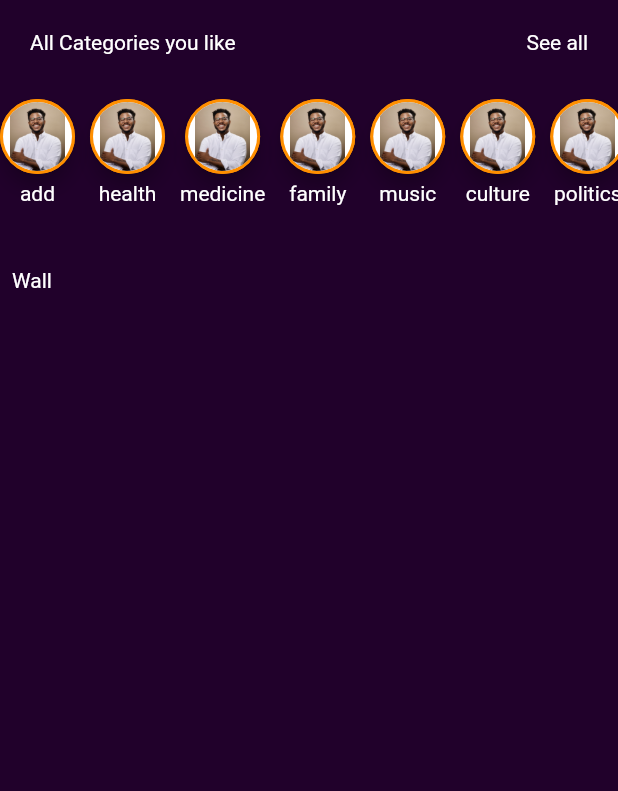
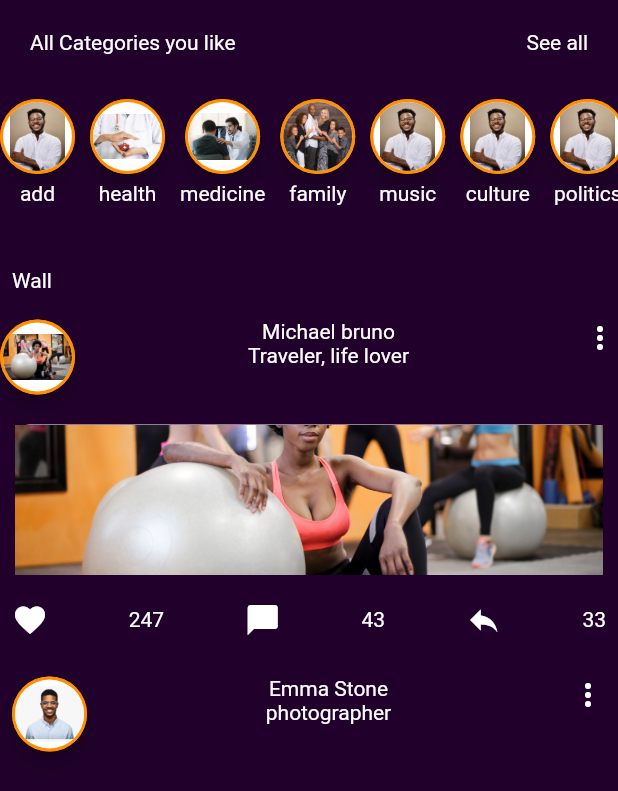
Before and after one commit to edpraise/purpleroom-for-skillseeds, a Flutter app: the FeedScreen screen opened directly, on a phone screen of 412 x 824 dp. Shown: the top 791 px of the screen. Run offline on Flutter 3.47's test engine with Material 2 defaults, Android fonts, the phone set to English and light mode, and no system bars; drawn by our look-alikes of circular_profile_avatar; our stand-ins replace flutter_vector_icons; missing offline and left inert: awesome_card.

```diff
--- a/lib/Screens/cart_screen.dart
+++ b/lib/Screens/cart_screen.dart
@@ -1,3 +1,6 @@
+import 'package:awesome_card/credit_card.dart';
+import 'package:awesome_card/extra/card_type.dart';
+import 'package:awesome_card/style/card_background.dart';
 import 'package:circular_profile_avatar/circular_profile_avatar.dart';
 import 'package:flutter/material.dart';
 
@@ -57,7 +60,8 @@ class _CartScreenState extends State<CartScreen> {
                 children: [
                   CircularProfileAvatar(
                     '',
-                    child: Icon(Icons.check, color: Color(0xFF00ff00), size: 14),
+                    child:
+                        Icon(Icons.check, color: Color(0xFF00ff00), size: 14),
                     borderColor: Color(0xFF00ff00),
                     borderWidth: 2,
                     backgroundColor: Color(0xFF21012B),
@@ -74,7 +78,8 @@ class _CartScreenState extends State<CartScreen> {
                   ),
                   CircularProfileAvatar(
                     '',
-                    child: Icon(Icons.check, color: Color(0xFF00ff00), size: 14),
+                    child:
+                        Icon(Icons.check, color: Color(0xFF00ff00), size: 14),
                     borderColor: Color(0xFF00ff00),
                     borderWidth: 2,
                     backgroundColor: Color(0xFF21012B),
@@ -129,9 +134,8 @@ class _CartScreenState extends State<CartScreen> {
                       border: Border.all(
                         color: Colors.orange,
                       ),
-
                     ),
-                      child:  Icon(Icons.format_paint, color: Colors.orange),
+                    child: Icon(Icons.format_paint, color: Colors.orange),
                   ),
                 ),
                 Padding(
@@ -145,9 +149,9 @@ class _CartScreenState extends State<CartScreen> {
                       border: Border.all(
                         color: Colors.orange,
                       ),
-
                     ),
-                      child:  Icon(Icons.account_balance_wallet, color: Colors.black),
+                    child:
+                        Icon(Icons.account_balance_wallet, color: Colors.black),
                   ),
                 ),
                 Padding(
@@ -161,18 +165,19 @@ class _CartScreenState extends State<CartScreen> {
                       border: Border.all(
                         color: Colors.orange,
                       ),
-
                     ),
-                      child:  Icon(Icons.child_friendly,color: Colors.orange),
+                    child: Icon(Icons.child_friendly, color: Colors.orange),
                   ),
                 ),
-
               ],
             ),
-            SizedBox(height: 10,),
+            SizedBox(
+              height: 10,
+            ),
             Padding(
               padding: const EdgeInsets.all(8.0),
-                  child: Text("Wallet Details", style: TextStyle(color: Colors.white)),
+              child:
+                  Text("Wallet Details", style: TextStyle(color: Colors.white)),
             ),
             SizedBox(height: 10),
             Padding(
@@ -211,9 +216,14 @@ SizedBox(height: 10),
                             "Tranfer",
                             style: TextStyle(color: Colors.purple),
                           ),
-                                  Text(
+                          GestureDetector(
+                            onTap: () {
+                              _bottomSheet(context);
+                            },
+                            child: Text(
                               "Fund Account",
                               style: TextStyle(color: Colors.purple),
+                            ),
                           ),
                         ],
                       ),
@@ -238,12 +248,12 @@ SizedBox(height: 10),
                         border: Border.all(
                           color: Colors.orange,
                         ),
-
                       ),
-                              child: Center(child: Text("Back",style: TextStyle(color: Colors.white))),
+                      child: Center(
+                          child: Text("Back",
+                              style: TextStyle(color: Colors.white))),
                     ),
                   ),
-
                   Padding(
                     padding: const EdgeInsets.all(8.0),
                     child: Container(
@@ -255,9 +265,8 @@ SizedBox(height: 10),
                         border: Border.all(
                           color: Colors.orange,
                         ),
-
                       ),
-                        child:  Center(child: Text("Pay")),
+                      child: Center(child: Text("Pay")),
                     ),
                   ),
                 ],
@@ -268,4 +277,25 @@ SizedBox(height: 10),
       ),
     );
   }
+
+  _bottomSheet(context) {
+    showModalBottomSheet(
+        context: context,
+        builder: (BuildContext c) {
+          return Container(
+            child: CreditCard(
+    cardNumber: "5450 7879 4864 7854",
+    cardExpiry: "10/25",
+    cardHolderName: "Card Holder",
+    cvv: "456",
+    bankName: "Axis Bank",
+    cardType: CardType.masterCard, // Optional if you want to override Card Type
+    showBackSide: false,
+    frontBackground: CardBackgrounds.black,
+    backBackground: CardBackgrounds.white,
+    showShadow: true,
+),
+          );
+        });
   }
+}
--- a/lib/core/pages/feed.dart
+++ b/lib/core/pages/feed.dart
@@ -9,9 +9,9 @@ class FeedScreen extends StatefulWidget {
 class _FeedScreenState extends State<FeedScreen> {
   List<Map<String, dynamic>> categoryList = [
     {"imageUrl": 'assets/images/bls.jpg', "categoryName": "add"},
-    {"imageUrl": 'assets/images/bls.jpg', "categoryName": "health"},
-    {"imageUrl": 'assets/images/bls.jpg', "categoryName": "medicine"},
-    {"imageUrl": 'assets/images/bls.jpg', "categoryName": "family"},
+    {"imageUrl": 'assets/images/hea.jpg', "categoryName": "health"},
+    {"imageUrl": 'assets/images/doc.jpg', "categoryName": "medicine"},
+    {"imageUrl": 'assets/images/fa.jpg', "categoryName": "family"},
     {"imageUrl": 'assets/images/bls.jpg', "categoryName": "music"},
     {"imageUrl": 'assets/images/bls.jpg', "categoryName": "culture"},
     {"imageUrl": 'assets/images/bls.jpg', "categoryName": "politics"},
@@ -20,7 +20,8 @@ class _FeedScreenState extends State<FeedScreen> {
   Widget build(BuildContext context) {
     return Scaffold(
         backgroundColor: Color(0xFF21012B),
-        body: Column(
+        body: SingleChildScrollView(
+                  child: Column(
             mainAxisAlignment: MainAxisAlignment.start,
             children: [
               Container(
@@ -58,8 +59,91 @@ class _FeedScreenState extends State<FeedScreen> {
                     Text("Wall", style: TextStyle(color: Colors.white)),
                   ],
                 ),
+              ),
+              SizedBox(height:10),
+              Row(
+                crossAxisAlignment: CrossAxisAlignment.start,
+                mainAxisAlignment: MainAxisAlignment.spaceBetween,
+                children: [
+                  CircularProfileAvatar(
+                    '',
+                    child: Image.asset('assets/images/l.jpg'),
+                    borderColor: Color(0xFFFF8F00),
+                    borderWidth: 2,
+                    elevation: 5,
+                    radius: 25,
+                  ),
+                  // SizedBox(height:0),
+                  Column(
+                    children: [
+                      Text(
+                        "Michael bruno",
+                        style: TextStyle(color: Colors.white),
+                      ),
+                      Text(
+                        "Traveler, life lover",
+                        style: TextStyle(color: Colors.white),
+                      ),
+                    ],
+                  ),
+                  Icon(
+                    Icons.more_vert, color: Colors.white,
                   )
                 ],
+              ),
+              SizedBox(height:10),
+              Padding(
+                padding: const EdgeInsets.all(10.0),
+                child: Container(
+                    height: 100,
+                    width: MediaQuery.of(context).size.width,
+                    decoration: BoxDecoration(
+                      color: Colors.white,
+                      borderRadius: BorderRadius.circular(10),
+
+                    ),
+                    child: Image.asset('assets/images/l.jpg', fit: BoxFit.cover,)
+
+                    ),
+              ),
+              Padding(
+                padding: const EdgeInsets.all(8.0),
+                child: Row(
+                  mainAxisAlignment: MainAxisAlignment.spaceBetween,
+                  children: [
+                    Icon(Icons.favorite, color: Colors.white),
+                    Text("247",   style: TextStyle(color: Colors.white)),
+                    Icon(Icons.chat_bubble, color: Colors.white),
+                     Text("43",  style: TextStyle(color: Colors.white)),
+                    Icon(Icons.reply, color: Colors.white),
+                    Text("33",  style: TextStyle(color: Colors.white)),
+                  ],
+                ),
+              ),
+              SizedBox(height: 10),
+              Padding(
+                padding: const EdgeInsets.all(8.0),
+                child: Row(
+                  crossAxisAlignment: CrossAxisAlignment.start,
+                  mainAxisAlignment: MainAxisAlignment.spaceBetween,
+                  children: [
+                    CircularProfileAvatar(
+                      '',
+                      child: Image.asset('assets/images/x.png'),
+                      borderColor: Color(0xFFFF8F00),
+                      borderWidth: 2,
+                      elevation: 5,
+                      radius: 25,
+                    ),
+                    Column(
+                      children: [Text("Emma Stone",style: TextStyle(color: Colors.white) ), Text("photographer", style: TextStyle(color: Colors.white))],
+                    ),
+                    Icon(Icons.more_vert, color: Colors.white),
+                  ],
+                ),
+              )
+            ],
+          ),
         ));
   }
 
@@ -68,7 +152,7 @@ class _FeedScreenState extends State<FeedScreen> {
       children: [
         CircularProfileAvatar(
           '',
-          child: Image.asset('assets/images/bls.jpg'),
+          child: Image.asset(imageurl),
           borderColor: Color(0xFFFF8F00),
           borderWidth: 2,
           elevation: 5,
@@ -76,9 +160,13 @@ class _FeedScreenState extends State<FeedScreen> {
         ),
         SizedBox(height: 5),
         Row(
-
           children: [
-            Text(categoryName, style: TextStyle(color: Colors.white,),),
+            Text(
+              categoryName,
+              style: TextStyle(
+                color: Colors.white,
+              ),
+            ),
           ],
         )
         // Container(child: Text([Text(categoryName)]))
--- a/pubspec.yaml
+++ b/pubspec.yaml
@@ -60,7 +60,11 @@ flutter:
     - assets/images/hb.jpg
     - assets/images/ju.jpg
     - assets/images/homeback.jpg
+    - assets/images/doc.jpg
+    - assets/images/hea.jpg
+    - assets/images/fa.jpg
     - assets/images/x.png
+    - assets/images/l.jpg
     # - images/a_dot_ham.jpeg
 
   # An image asset can refer to one or more resolution-specific "variants", see
```
Also changed, not shown: assets/images/doc.jpg (added), assets/images/fa.jpg (added), assets/images/hea.jpg (added), assets/images/l.jpg (added). Lines whose indentation alone changed are shown as unchanged.
